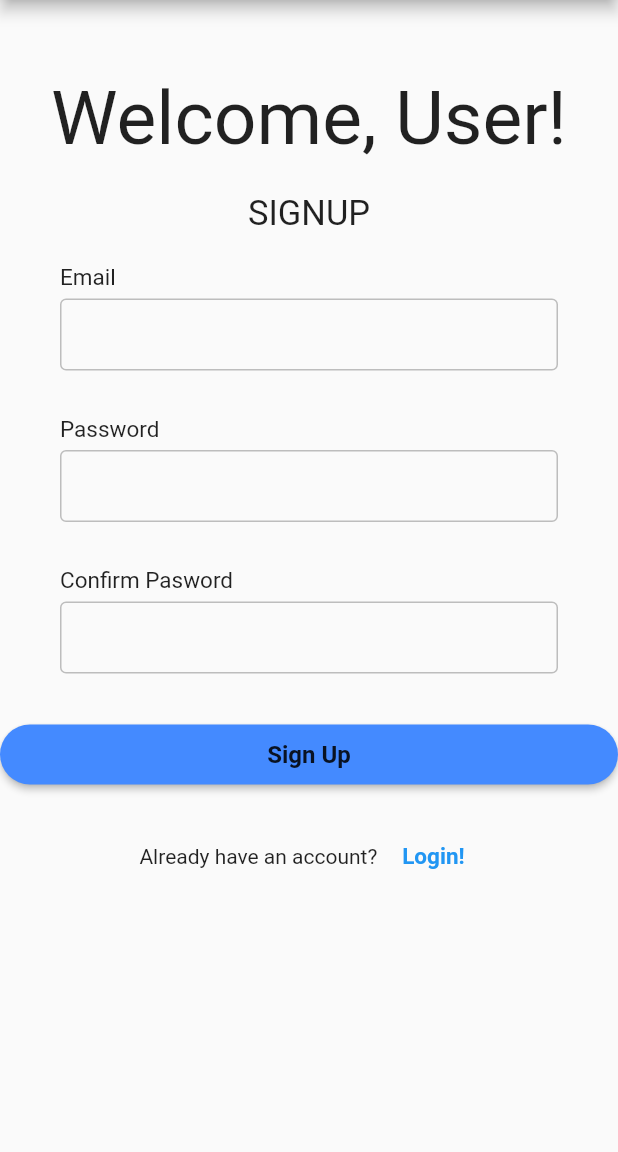
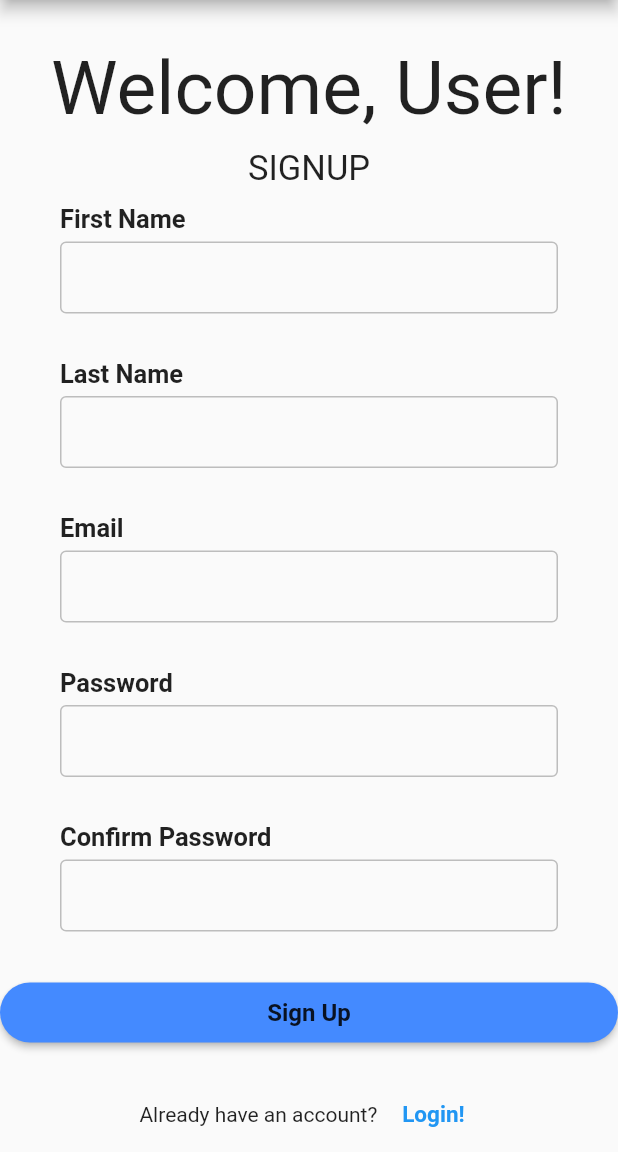
Before and after one commit to dhruvjoshigit-25/FitMe, a Flutter app: the SignUp screen opened directly, on a phone screen of 412 x 824 dp, the part 84-1236 px from its top. Run offline on Flutter 3.47's test engine with Material 2 defaults, Android fonts, the phone set to English and light mode, and no system bars; our stand-ins replace pedometer; network calls fail; Roboto replaces fonts that are missing (RedRose, Sansita).

Commit message:
initial change to signup.dart

```diff
--- a/fitme/lib/signup.dart
+++ b/fitme/lib/signup.dart
@@ -1,6 +1,7 @@
 import 'package:flutter/cupertino.dart';
 import 'package:flutter/material.dart';
 import 'package:fitme/main.dart';
+
 class SignUp extends StatelessWidget{
   Widget makeInput({label, obsureText = false}) {
     return Column(
@@ -8,7 +9,7 @@ class SignUp extends StatelessWidget{
       children: [
         Text(
           label,
-          style: TextStyle(fontSize: 15, fontWeight: FontWeight.w400, color: Colors.black87),
+          style: TextStyle(fontSize: 17, fontWeight: FontWeight.bold, color: Colors.black87),
         ),
         SizedBox(
           height: 5,
@@ -49,7 +50,7 @@ class SignUp extends StatelessWidget{
       body: Center(
         child: Column(
           children: [
-            SizedBox(height: 50),
+            SizedBox(height: 30),
             Text(
               'Welcome, User!',
               style: TextStyle(
@@ -57,7 +58,9 @@ class SignUp extends StatelessWidget{
                 fontSize: 50,
               ),
             ),
-            SizedBox(height: 20),
+
+            SizedBox(height: 10),
+
             Text(
               'SIGNUP',
               style: TextStyle(
@@ -65,14 +68,17 @@ class SignUp extends StatelessWidget{
                 fontSize: 23,
               ),
             ),
-            SizedBox(height: 20),
+            SizedBox(height: 10),
             Padding(
               padding: EdgeInsets.symmetric(horizontal: 40),
               child: Column(
                 children: [
+                  makeInput(label: "First Name"),
+                  makeInput(label: "Last Name"),
                   makeInput(label: "Email"),
                   makeInput(label: "Password", obsureText: true),
-                  makeInput(label: "Confirm Pasword", obsureText: true)
+                  makeInput(label: "Confirm Password", obsureText: true)
+
                 ],
               ),
             ),
@@ -92,6 +98,7 @@ class SignUp extends StatelessWidget{
             ),
             SizedBox(
               height: 20,
+
             ),
             Row(
               mainAxisAlignment: MainAxisAlignment.center,
```
